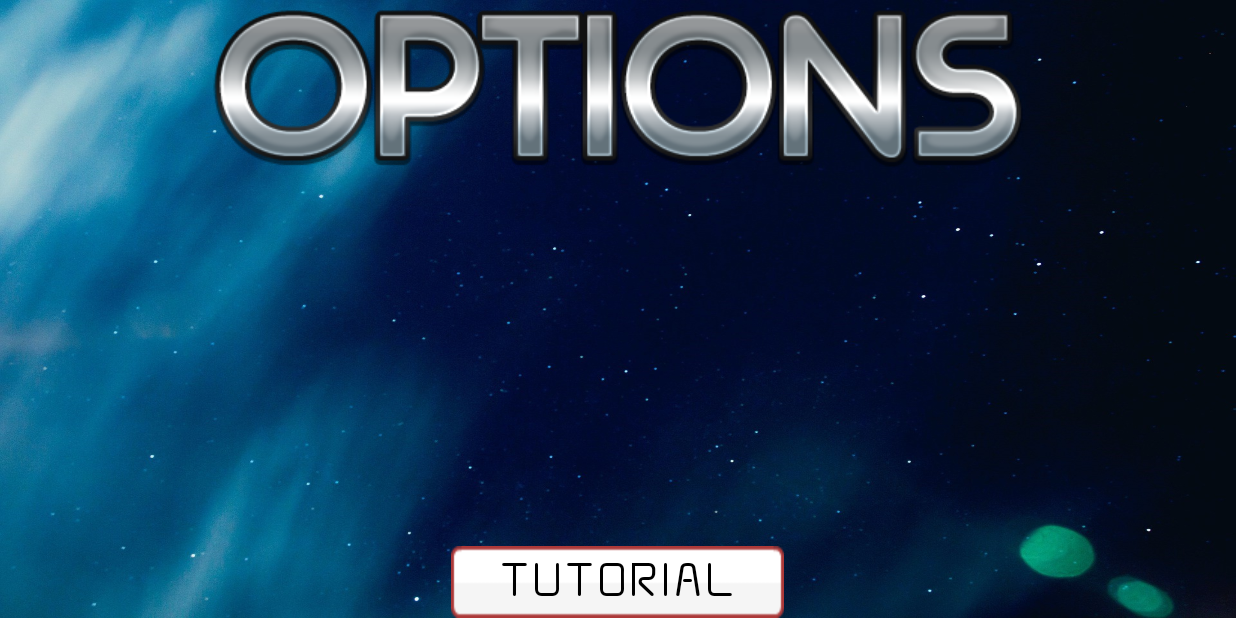
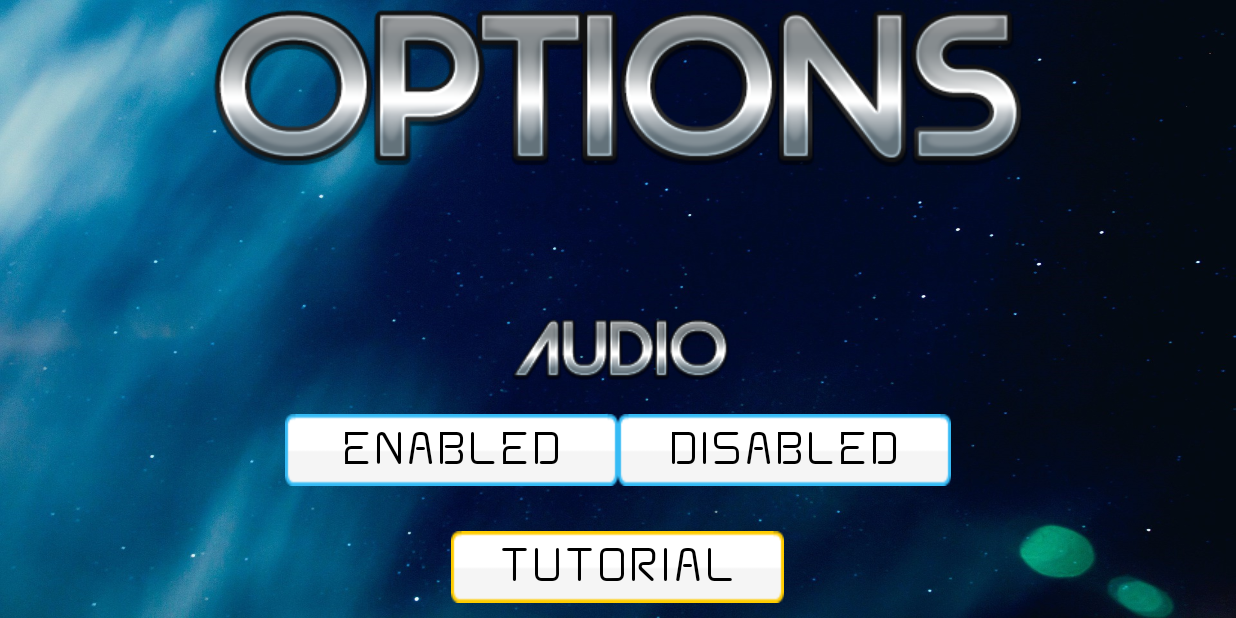
Before and after one commit to MojtabaHafezi/SpaceShooter2D, an Android app: the OptionsActivity screen opened directly, with no data from a screen before it, on a phone screen of 824 x 412 dp (held sideways). Run offline under Robolectric (Android 15) with nearby library versions, the phone set to English and light mode, and no system bars.

Commit message:
Add: Layout for options screen set up

```diff
--- a/app/src/main/res/layout/activity_options.xml
+++ b/app/src/main/res/layout/activity_options.xml
@@ -28,11 +28,61 @@
         android:gravity="center"
         android:orientation="vertical">
 
+        <ImageView
+            android:id="@+id/imageView3"
+            android:layout_width="match_parent"
+            android:layout_height="wrap_content"
+            android:layout_margin="0dp"
+            android:padding="0dp"
+            android:paddingBottom="0dp"
+            android:paddingEnd="0dp"
+            android:paddingLeft="0dp"
+            android:paddingRight="0dp"
+            android:paddingStart="0dp"
+            android:paddingTop="0dp"
+            app:srcCompat="@drawable/audio" />
+
+        <LinearLayout
+            android:layout_width="wrap_content"
+            android:layout_height="wrap_content"
+            android:orientation="horizontal"
+            android:layout_alignParentBottom="true"
+            android:layout_alignParentEnd="true"
+            android:layout_alignParentLeft="true"
+            android:layout_alignParentRight="true"
+            android:layout_alignParentStart="true"
+            android:padding="20dp">
+
+            <Button
+                android:id="@+id/enableButton"
+                android:layout_width="wrap_content"
+                android:layout_height="wrap_content"
+                android:layout_weight="1"
+                android:background="@drawable/blue_button"
+                android:fontFamily="@font/space"
+                android:text="@string/enableText"
+                android:textColor="@android:color/black"
+                android:textSize="35sp" />
+
+            <Button
+                android:id="@+id/disableButton"
+                android:layout_width="wrap_content"
+                android:layout_height="wrap_content"
+                android:layout_weight="1"
+                android:background="@drawable/blue_button"
+                android:fontFamily="@font/space"
+                android:text="@string/disabledText"
+                android:textColor="@android:color/black"
+                android:textSize="35sp" />
+        </LinearLayout>
+
         <Button
             android:id="@+id/tutorialButton"
             android:layout_width="wrap_content"
             android:layout_height="wrap_content"
-            android:background="@drawable/red_button"
+            android:layout_margin="10dp"
+            android:layout_marginTop="20dp"
+            android:background="@drawable/yellow_button"
             android:fontFamily="@font/space"
             android:text="@string/tutorialText"
             android:textColor="@android:color/background_dark"
--- a/app/src/main/res/values/strings.xml
+++ b/app/src/main/res/values/strings.xml
@@ -5,4 +5,6 @@
     <string name="tutorialText">Tutorial</string>
     <string name="exitText">Exit</string>
     <string name="optionText">Options</string>
+    <string name="enableText">Enabled</string>
+    <string name="disabledText">Disabled</string>
 </resources>
```
